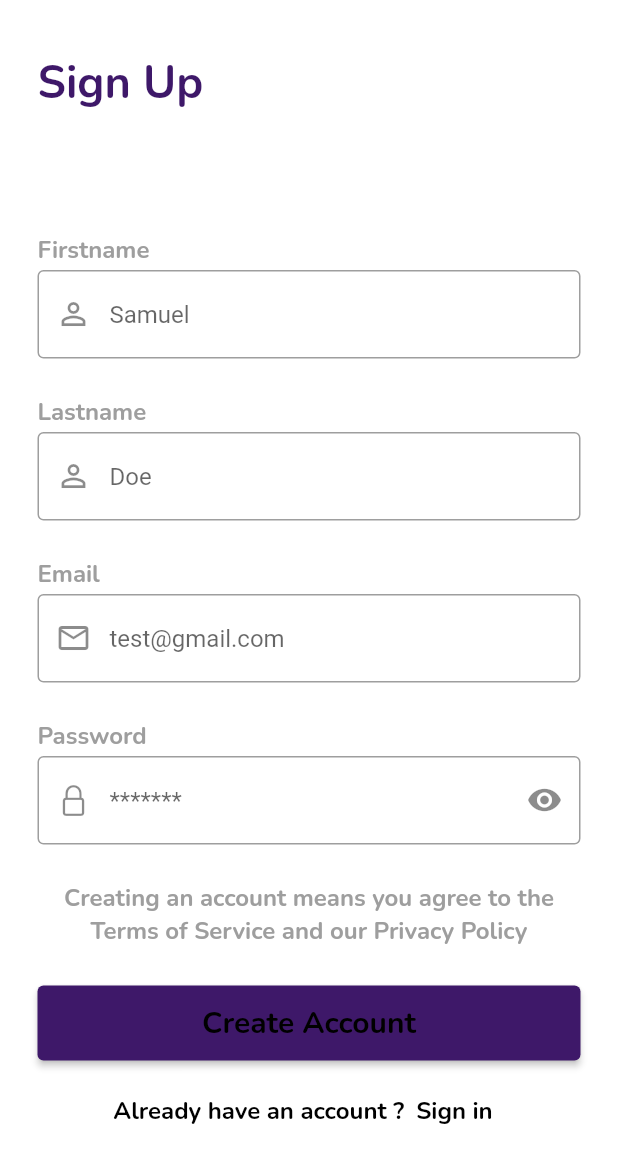
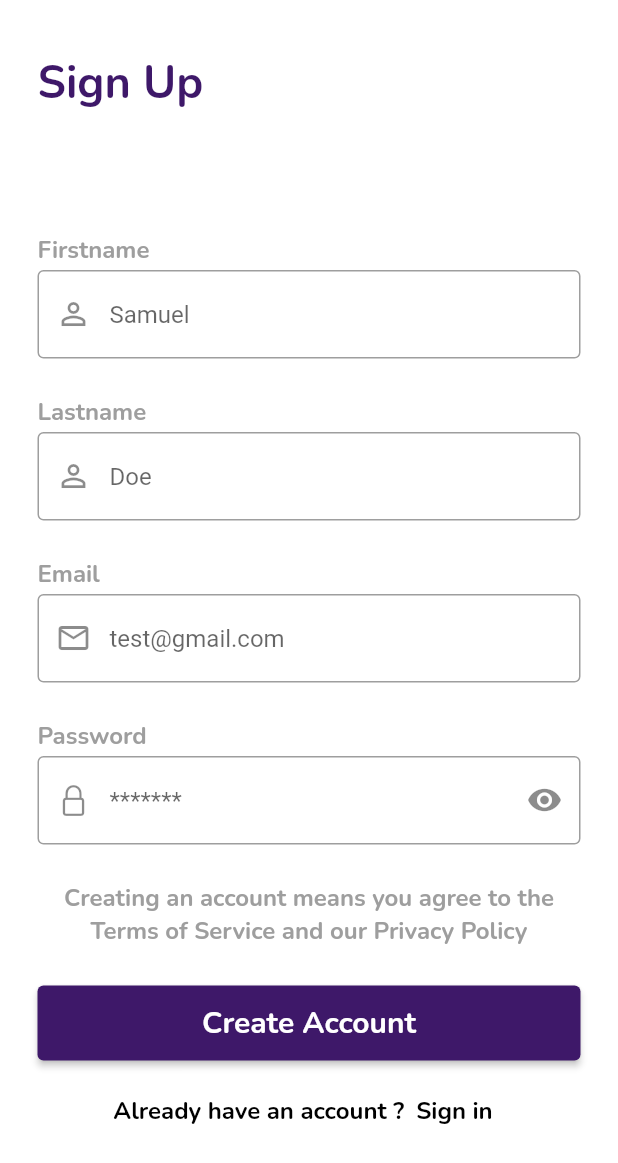
Before and after one commit to MaxTrent/thrifty, a Flutter app: the screen it shows after launch, after a tap on "Sign up", on a phone screen of 412 x 824 dp. Shown: the top 1163 px of the screen. Run offline on Flutter 3.47's test engine with Material 2 defaults, Android fonts, the phone set to English and light mode, and no system bars; our stand-ins replace cached_network_image, cloud_firestore, currency_text_input_formatter, firebase_auth, firebase_core, firebase_storage and 5 more; accounts and stored records are empty; generated files the repository leaves out were written again.

Commit message:
fix sign in and sign up button

```diff
--- a/lib/screens/sign_in_screen.dart
+++ b/lib/screens/sign_in_screen.dart
@@ -212,7 +212,7 @@ class _SignInScreenState extends State<SignInScreen> {
                                 : null,
                             child: Text(
                               'Sign in',
-                              style: Theme.of(context).textTheme.headline1!.copyWith(color: Theme.of(context).colorScheme.primary),
+                              style: Theme.of(context).textTheme.headline1!.copyWith(color: Colors.white),
                             )),
                         const SizedBox(
                           height: 10.0,
--- a/lib/screens/sign_up_screen.dart
+++ b/lib/screens/sign_up_screen.dart
@@ -360,7 +360,7 @@ class _SignUpScreenState extends State<SignUpScreen> {
                                 : null,
                             child: Text(
                               'Create Account',
-                              style:Theme.of(context).textTheme.headline1!.copyWith(color: Theme.of(context).colorScheme.primary),
+                              style:Theme.of(context).textTheme.headline1!.copyWith(color: Colors.white),
                             )),
                         const SizedBox(
                           height: 10.0,
```
